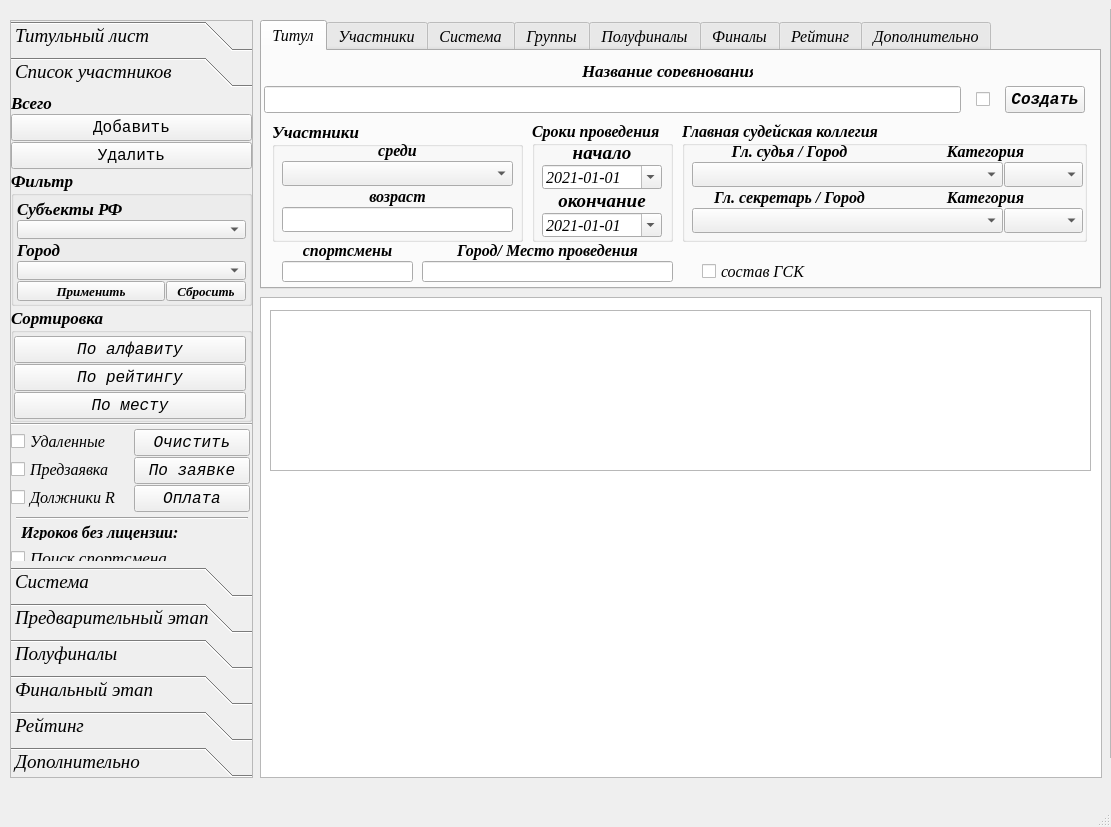
Qt form UI/main_window.ui (Kaspar0810/Competitions_TT_SQL) before a commit.
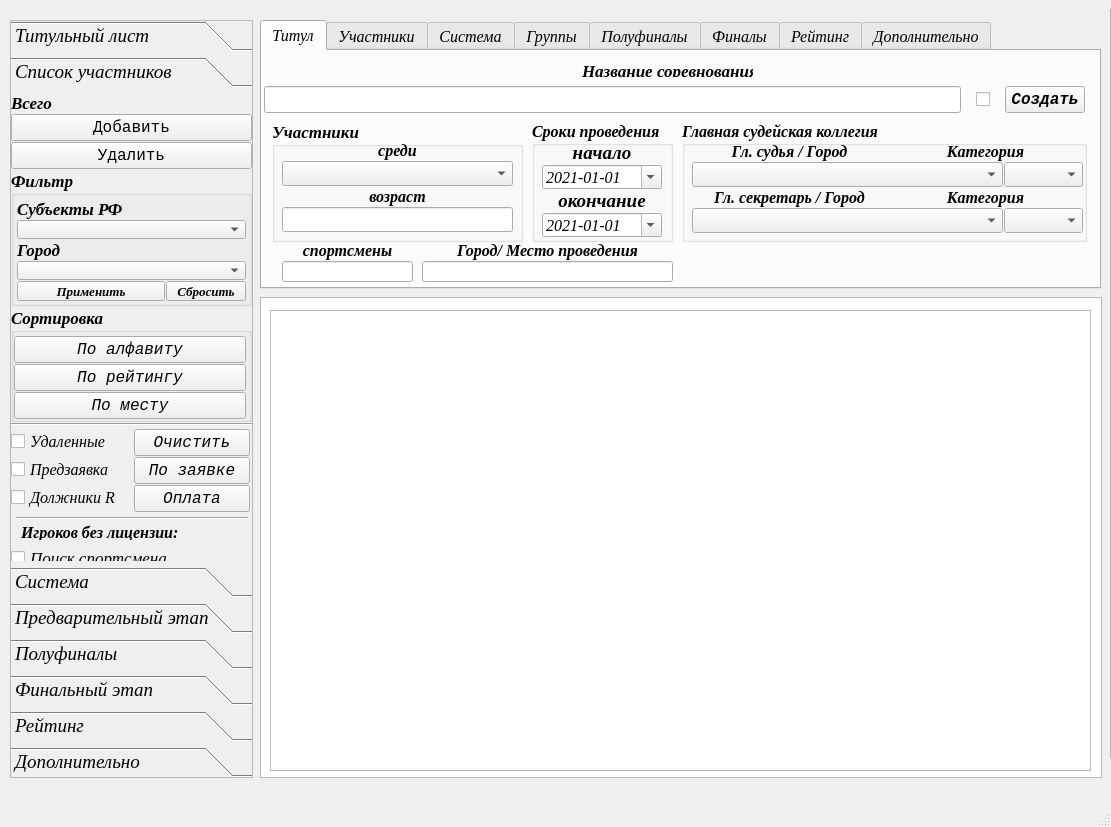
The same form after that commit. The open tabs and pages were chosen to show the change.

What changed in the file:
```diff
--- a/UI/main_window.ui
+++ b/UI/main_window.ui
@@ -558,25 +558,6 @@
        </layout>
       </widget>
      </widget>
-     <widget class="QCheckBox" name="checkBox_GSK">
-      <property name="geometry">
-       <rect>
-        <x>440</x>
-        <y>210</y>
-        <width>111</width>
-        <height>20</height>
-       </rect>
-      </property>
-      <property name="font">
-       <font>
-        <family>Times New Roman</family>
-        <italic>true</italic>
-       </font>
-      </property>
-      <property name="text">
-       <string>состав ГСК</string>
-      </property>
-     </widget>
      <widget class="QWidget" name="layoutWidget">
       <property name="geometry">
        <rect>
@@ -7304,7 +7285,7 @@
       <x>270</x>
       <y>310</y>
       <width>821</width>
-      <height>161</height>
+      <height>461</height>
      </rect>
     </property>
    </widget>
```
Left out of the diff: 28 changed lines with no effect on the pictures.
